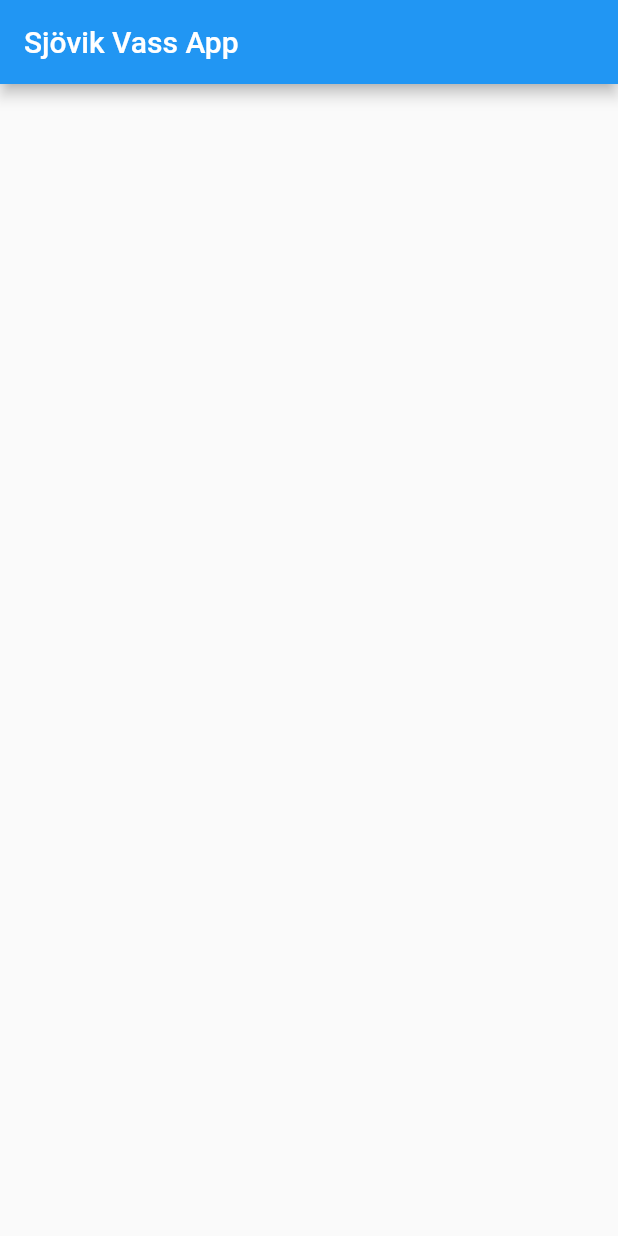
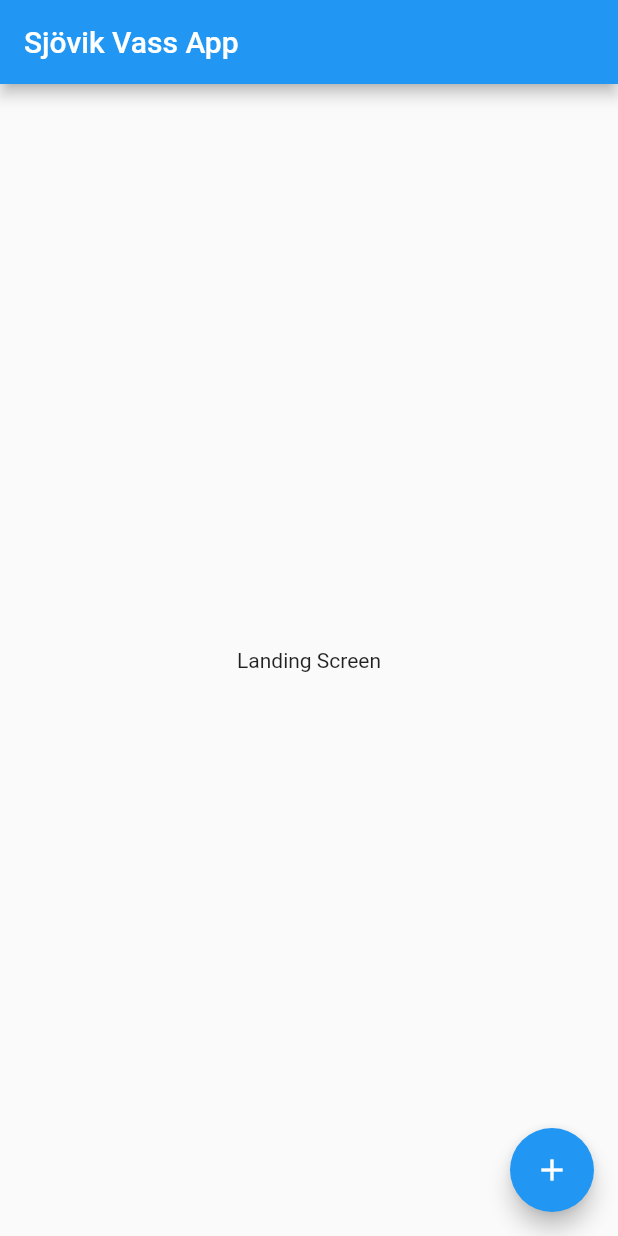
Before and after one commit to CowboyArtist/AgileProject23, a Flutter app: the screen it shows after launch, on a phone screen of 412 x 824 dp. Run offline on Flutter 3.47's test engine with Material 2 defaults, Android fonts, the light colour scheme and no system bars.

Commit message:
Added classes to work with

```diff
--- a/sjovikvass_app/lib/main.dart
+++ b/sjovikvass_app/lib/main.dart
@@ -10,6 +10,7 @@ class MyApp extends StatelessWidget {
   Widget build(BuildContext context) {
     return MaterialApp(
       title: 'Flutter Demo',
+      debugShowCheckedModeBanner: false,
       theme: ThemeData(
         primarySwatch: Colors.blue,
         visualDensity: VisualDensity.adaptivePlatformDensity,
--- a/sjovikvass_app/lib/screens/homescreen/home_screen.dart
+++ b/sjovikvass_app/lib/screens/homescreen/home_screen.dart
@@ -1,4 +1,6 @@
 import 'package:flutter/material.dart';
+import 'package:sjovikvass_app/screens/addObject/add_object_screen.dart';
+import 'package:sjovikvass_app/screens/landing/landing_screen.dart';
 
 class HomeScreen extends StatefulWidget {
   @override
@@ -10,6 +12,15 @@ class _HomeScreenState extends State<HomeScreen> {
   Widget build(BuildContext context) {
     return Scaffold(
       appBar: AppBar(title: Text('Sjövik Vass App')),
+      body: LandingScreen(),
+      floatingActionButton: FloatingActionButton(
+        child: Icon(Icons.add),
+        onPressed: () {
+        Navigator.push(
+          context,
+          MaterialPageRoute(builder: (context) => AddObjectScreen()),
+        );
+      }),
     );
   }
 }
--- /dev/null
+++ b/sjovikvass_app/lib/screens/landing/landing_screen.dart
@@ -0,0 +1,18 @@
+import 'package:flutter/material.dart';
+
+//The screen that contains the list of object stored at the warehouse.
+class LandingScreen extends StatefulWidget {
+  @override
+  _LandingScreenState createState() => _LandingScreenState();
+}
+
+class _LandingScreenState extends State<LandingScreen> {
+  @override
+  Widget build(BuildContext context) {
+    return Scaffold(
+      body: Center(
+        child: Text('Landing Screen'),
+      ),
+    );
+  }
+}
```
Also changed, not shown: sjovikvass_app/lib/screens/addObject/add_object_screen.dart (added, +15 -0 lines), sjovikvass_app/lib/screens/object/object_screen.dart (added, +16 -0 lines), sjovikvass_app/lib/services/auth_service.dart (added), sjovikvass_app/lib/services/database_service.dart (added).
